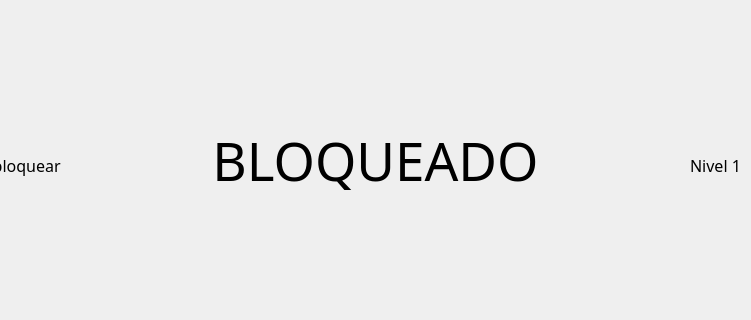
joaopteixeira/SpaceShipPY, file CoreGame/Menus/UI/framenivel.ui: the form before one commit; both pictures show x 200 to 951 and y 160 to 480 of the 1143 by 651 pixel window.
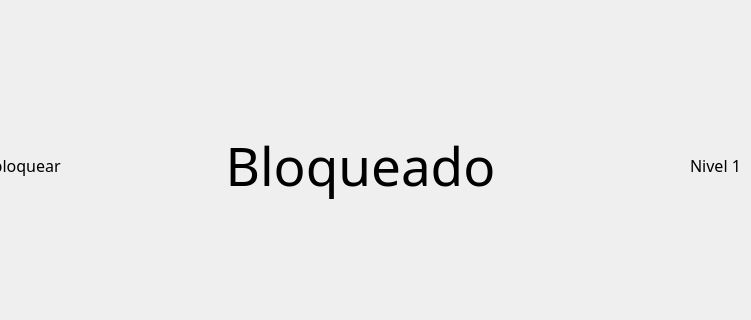
The form after the commit.

Patch:
```diff
--- a/CoreGame/Menus/UI/framenivel.ui
+++ b/CoreGame/Menus/UI/framenivel.ui
@@ -109,28 +109,6 @@
     <bool>true</bool>
    </property>
   </widget>
-  <widget class="QLabel" name="label">
-   <property name="geometry">
-    <rect>
-     <x>280</x>
-     <y>270</y>
-     <width>591</width>
-     <height>101</height>
-    </rect>
-   </property>
-   <property name="font">
-    <font>
-     <family>Yu Gothic UI Semilight</family>
-     <pointsize>40</pointsize>
-    </font>
-   </property>
-   <property name="text">
-    <string>BLOQUEADO</string>
-   </property>
-   <property name="alignment">
-    <set>Qt::AlignCenter</set>
-   </property>
-  </widget>
   <widget class="QPushButton" name="bt_right_2">
    <property name="geometry">
     <rect>
@@ -165,6 +143,28 @@
     <bool>true</bool>
    </property>
   </widget>
+  <widget class="QPushButton" name="label">
+   <property name="geometry">
+    <rect>
+     <x>280</x>
+     <y>200</y>
+     <width>561</width>
+     <height>251</height>
+    </rect>
+   </property>
+   <property name="font">
+    <font>
+     <family>Yu Gothic UI Semilight</family>
+     <pointsize>40</pointsize>
+    </font>
+   </property>
+   <property name="text">
+    <string>Bloqueado</string>
+   </property>
+   <property name="flat">
+    <bool>true</bool>
+   </property>
+  </widget>
  </widget>
  <resources/>
  <connections/>
```
